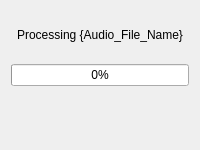
The window that GUI/progress.ui (RayStormThunder/wzsound_patcher_instructions) describes before a commit, drawn with Qt 5.
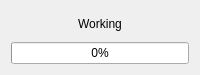
The same window after the commit.

Commit message:
Added Progress Bars, Bug Fixes, Ui Changes, Rewrote Text (#11)
* Added Progress Bars for mostly everything and text rewrite/ui changes

* Bug Fixes

* Added More Progress Bars

Patch:
```diff
--- a/GUI/progress.ui
+++ b/GUI/progress.ui
@@ -7,7 +7,7 @@
     <x>0</x>
     <y>0</y>
     <width>200</width>
-    <height>150</height>
+    <height>75</height>
    </rect>
   </property>
   <property name="windowTitle">
@@ -15,11 +15,11 @@
   </property>
   <layout class="QVBoxLayout" name="verticalLayout" stretch="0">
    <item>
-    <layout class="QVBoxLayout" name="verticalLayout_2" stretch="0,5,0">
+    <layout class="QVBoxLayout" name="verticalLayout_2" stretch="0,5">
      <item>
       <widget class="QLabel" name="label">
        <property name="text">
-        <string>Processing {Audio_File_Name}</string>
+        <string>Working</string>
        </property>
        <property name="alignment">
         <set>Qt::AlignmentFlag::AlignCenter</set>
@@ -33,13 +33,6 @@
        </property>
       </widget>
      </item>
-     <item>
-      <widget class="QLabel" name="label_2">
-       <property name="text">
-        <string/>
-       </property>
-      </widget>
-     </item>
     </layout>
    </item>
   </layout>
```
Left out of the diff: 2 changed lines with no effect on the pictures. The commit also changes 19 other files.
